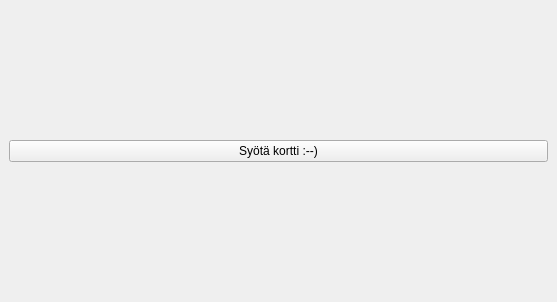
Old version of the form bankautomat/mainwindow.ui in the repository banksimul2022/group7.
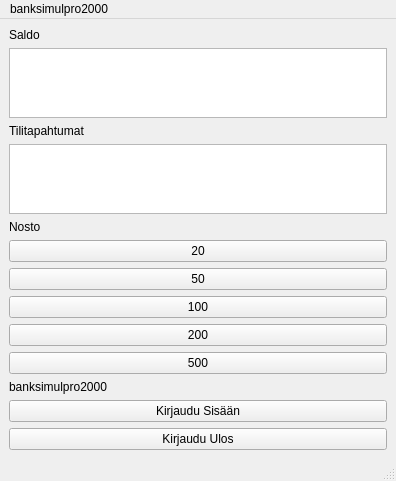
New version of the form.

Diff of the .ui file:
```diff
--- a/bankautomat/mainwindow.ui
+++ b/bankautomat/mainwindow.ui
@@ -6,24 +6,125 @@
    <rect>
     <x>0</x>
     <y>0</y>
-    <width>557</width>
-    <height>302</height>
+    <width>396</width>
+    <height>375</height>
    </rect>
   </property>
   <property name="windowTitle">
    <string>MainWindow</string>
   </property>
   <widget class="QWidget" name="centralwidget">
-   <layout class="QHBoxLayout" name="horizontalLayout">
-    <item>
-     <widget class="QPushButton" name="btnkortti">
+   <layout class="QGridLayout" name="gridLayout">
+    <item row="1" column="0">
+     <widget class="QTextEdit" name="textEditsaldo">
+      <property name="readOnly">
+       <bool>true</bool>
+      </property>
+     </widget>
+    </item>
+    <item row="3" column="0">
+     <widget class="QTextEdit" name="textEdittili">
+      <property name="readOnly">
+       <bool>true</bool>
+      </property>
+     </widget>
+    </item>
+    <item row="20" column="0">
+     <widget class="QPushButton" name="btn200">
       <property name="text">
-       <string>Syötä kortti :--)</string>
+       <string>200</string>
+      </property>
+     </widget>
+    </item>
+    <item row="22" column="0">
+     <widget class="QLabel" name="label_4">
+      <property name="text">
+       <string>banksimulpro2000</string>
+      </property>
+     </widget>
+    </item>
+    <item row="2" column="0">
+     <widget class="QLabel" name="label_2">
+      <property name="text">
+       <string>Tilitapahtumat</string>
+      </property>
+     </widget>
+    </item>
+    <item row="19" column="0">
+     <widget class="QPushButton" name="btn100">
+      <property name="text">
+       <string>100</string>
+      </property>
+     </widget>
+    </item>
+    <item row="21" column="0">
+     <widget class="QPushButton" name="btn500">
+      <property name="text">
+       <string>500</string>
+      </property>
+     </widget>
+    </item>
+    <item row="7" column="0">
+     <widget class="QLabel" name="label_3">
+      <property name="text">
+       <string>Nosto</string>
+      </property>
+     </widget>
+    </item>
+    <item row="0" column="0">
+     <widget class="QLabel" name="label">
+      <property name="text">
+       <string>Saldo</string>
+      </property>
+     </widget>
+    </item>
+    <item row="17" column="0">
+     <widget class="QPushButton" name="btn20">
+      <property name="text">
+       <string>20</string>
+      </property>
+     </widget>
+    </item>
+    <item row="24" column="0">
+     <widget class="QPushButton" name="btnlogout">
+      <property name="text">
+       <string>Kirjaudu Ulos</string>
+      </property>
+     </widget>
+    </item>
+    <item row="23" column="0">
+     <widget class="QPushButton" name="btnlogin">
+      <property name="text">
+       <string>Kirjaudu Sisään</string>
+      </property>
+     </widget>
+    </item>
+    <item row="18" column="0">
+     <widget class="QPushButton" name="btn50">
+      <property name="text">
+       <string>50</string>
       </property>
      </widget>
     </item>
    </layout>
   </widget>
+  <widget class="QMenuBar" name="menubar">
+   <property name="geometry">
+    <rect>
+     <x>0</x>
+     <y>0</y>
+     <width>396</width>
+     <height>17</height>
+    </rect>
+   </property>
+   <widget class="QMenu" name="menubanksimulpro2000">
+    <property name="title">
+     <string>banksimulpro2000</string>
+    </property>
+   </widget>
+   <addaction name="menubanksimulpro2000"/>
+  </widget>
+  <widget class="QStatusBar" name="statusbar"/>
  </widget>
  <resources/>
  <connections/>
```
